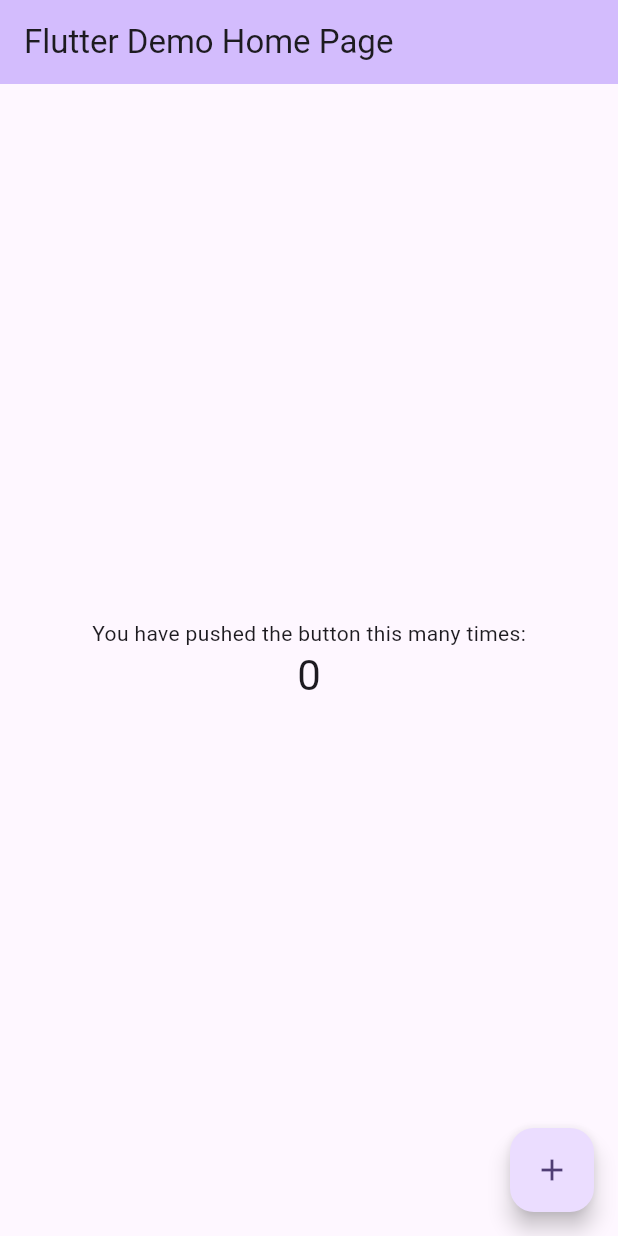
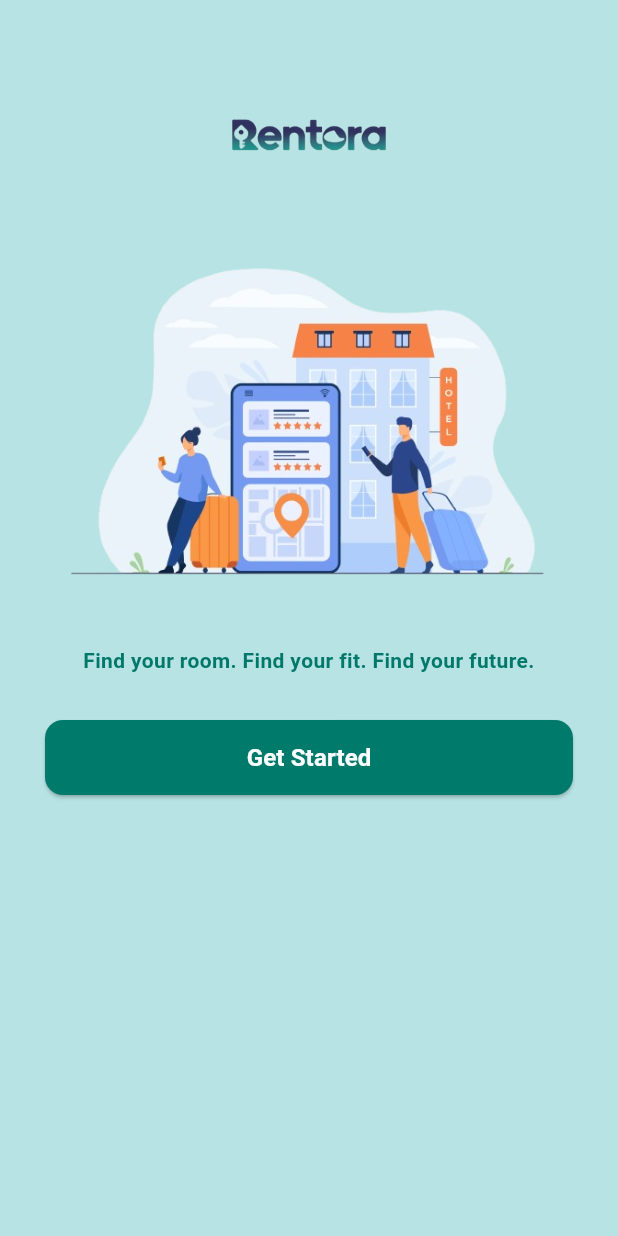
Before and after one commit to manasvistha/rentora, a Flutter app: the screen it shows after launch, on a phone screen of 412 x 824 dp. Run offline on Flutter 3.47's test engine with Material 3 defaults, Android fonts, the phone set to English and light mode, and no system bars.

Commit message:
landing page

```diff
--- /dev/null
+++ b/lib/app.dart
@@ -0,0 +1,14 @@
+import 'package:flutter/material.dart';
+import 'package:rentora/screens/landing_screen.dart';
+
+class App extends StatelessWidget {
+  const App({super.key});
+
+  @override
+  Widget build(BuildContext context) {
+    return MaterialApp(
+      initialRoute: 'LandingScreen',
+      routes: {'LandingScreen': (context) => LandingScreen()},
+    );
+  }
+}
--- a/lib/main.dart
+++ b/lib/main.dart
@@ -1,122 +1,9 @@
 import 'package:flutter/material.dart';
+import 'package:rentora/app.dart';
 
 void main() {
-  runApp(const MyApp());
+  runApp(
+    App(),
+    //sacffold
+  ); //material app
 }
-
-class MyApp extends StatelessWidget {
-  const MyApp({super.key});
-
-  // This widget is the root of your application.
-  @override
-  Widget build(BuildContext context) {
-    return MaterialApp(
-      title: 'Flutter Demo',
-      theme: ThemeData(
-        // This is the theme of your application.
-        //
-        // TRY THIS: Try running your application with "flutter run". You'll see
-        // the application has a purple toolbar. Then, without quitting the app,
-        // try changing the seedColor in the colorScheme below to Colors.green
-        // and then invoke "hot reload" (save your changes or press the "hot
-        // reload" button in a Flutter-supported IDE, or press "r" if you used
-        // the command line to start the app).
-        //
-        // Notice that the counter didn't reset back to zero; the application
-        // state is not lost during the reload. To reset the state, use hot
-        // restart instead.
-        //
-        // This works for code too, not just values: Most code changes can be
-        // tested with just a hot reload.
-        colorScheme: ColorScheme.fromSeed(seedColor: Colors.deepPurple),
-      ),
-      home: const MyHomePage(title: 'Flutter Demo Home Page'),
-    );
-  }
-}
-
-class MyHomePage extends StatefulWidget {
-  const MyHomePage({super.key, required this.title});
-
-  // This widget is the home page of your application. It is stateful, meaning
-  // that it has a State object (defined below) that contains fields that affect
-  // how it looks.
-
-  // This class is the configuration for the state. It holds the values (in this
-  // case the title) provided by the parent (in this case the App widget) and
-  // used by the build method of the State. Fields in a Widget subclass are
-  // always marked "final".
-
-  final String title;
-
-  @override
-  State<MyHomePage> createState() => _MyHomePageState();
-}
-
-class _MyHomePageState extends State<MyHomePage> {
-  int _counter = 0;
-
-  void _incrementCounter() {
-    setState(() {
-      // This call to setState tells the Flutter framework that something has
-      // changed in this State, which causes it to rerun the build method below
-      // so that the display can reflect the updated values. If we changed
-      // _counter without calling setState(), then the build method would not be
-      // called again, and so nothing would appear to happen.
-      _counter++;
-    });
-  }
-
-  @override
-  Widget build(BuildContext context) {
-    // This method is rerun every time setState is called, for instance as done
-    // by the _incrementCounter method above.
-    //
-    // The Flutter framework has been optimized to make rerunning build methods
-    // fast, so that you can just rebuild anything that needs updating rather
-    // than having to individually change instances of widgets.
-    return Scaffold(
-      appBar: AppBar(
-        // TRY THIS: Try changing the color here to a specific color (to
-        // Colors.amber, perhaps?) and trigger a hot reload to see the AppBar
-        // change color while the other colors stay the same.
-        backgroundColor: Theme.of(context).colorScheme.inversePrimary,
-        // Here we take the value from the MyHomePage object that was created by
-        // the App.build method, and use it to set our appbar title.
-        title: Text(widget.title),
-      ),
-      body: Center(
-        // Center is a layout widget. It takes a single child and positions it
-        // in the middle of the parent.
-        child: Column(
-          // Column is also a layout widget. It takes a list of children and
-          // arranges them vertically. By default, it sizes itself to fit its
-          // children horizontally, and tries to be as tall as its parent.
-          //
-          // Column has various properties to control how it sizes itself and
-          // how it positions its children. Here we use mainAxisAlignment to
-          // center the children vertically; the main axis here is the vertical
-          // axis because Columns are vertical (the cross axis would be
-          // horizontal).
-          //
-          // TRY THIS: Invoke "debug painting" (choose the "Toggle Debug Paint"
-          // action in the IDE, or press "p" in the console), to see the
-          // wireframe for each widget.
-          mainAxisAlignment: MainAxisAlignment.center,
-          children: <Widget>[
-            const Text('You have pushed the button this many times:'),
-            Text(
-              '$_counter',
-              style: Theme.of(context).textTheme.headlineMedium,
-            ),
-          ],
-        ),
-      ),
-      floatingActionButton: FloatingActionButton(
-        onPressed: _incrementCounter,
-        tooltip: 'Increment',
-        child: const Icon(Icons.add),
-      ), // This trailing comma makes auto-formatting nicer for build methods.
-    );
-  }
-}
--- /dev/null
+++ b/lib/screens/landing_screen.dart
@@ -0,0 +1,70 @@
+import 'package:flutter/material.dart';
+
+class LandingScreen extends StatelessWidget {
+  const LandingScreen({super.key});
+
+  @override
+  Widget build(BuildContext context) {
+    return Scaffold(
+      backgroundColor: const Color(
+        0xFFB7E3E4,
+      ), // light background like your design
+      body: SafeArea(
+        child: Column(
+          mainAxisAlignment: MainAxisAlignment.start,
+          children: [
+            const SizedBox(height: 40),
+            Image.asset("assets/images/Logo.png", height: 100),
+
+            const SizedBox(height: 20),
+            Image.asset(
+              "assets/images/illustration.png",
+              height: 250,
+              fit: BoxFit.contain,
+            ),
+
+            const SizedBox(height: 20),
+            Padding(
+              padding: const EdgeInsets.symmetric(horizontal: 20),
+              child: Text(
+                "Find your room. Find your fit. Find your future.",
+                textAlign: TextAlign.center,
+                style: TextStyle(
+                  fontSize: 14,
+                  color: Colors.teal.shade700,
+                  fontWeight: FontWeight.w600,
+                ),
+              ),
+            ),
+
+            const SizedBox(height: 30),
+            Padding(
+              padding: const EdgeInsets.symmetric(horizontal: 30),
+              child: SizedBox(
+                width: double.infinity,
+                height: 50,
+                child: ElevatedButton(
+                  onPressed: () {},
+                  style: ElevatedButton.styleFrom(
+                    backgroundColor: const Color(0xFF007A6B),
+                    shape: RoundedRectangleBorder(
+                      borderRadius: BorderRadius.circular(12),
+                    ),
+                  ),
+                  child: const Text(
+                    "Get Started",
+                    style: TextStyle(
+                      fontSize: 16,
+                      color: Colors.white,
+                      fontWeight: FontWeight.w600,
+                    ),
+                  ),
+                ),
+              ),
+            ),
+          ],
+        ),
+      ),
+    );
+  }
+}
--- a/pubspec.yaml
+++ b/pubspec.yaml
@@ -58,9 +58,9 @@ flutter:
   uses-material-design: true
 
   # To add assets to your application, add an assets section, like this:
-  # assets:
-  #   - images/a_dot_burr.jpeg
-  #   - images/a_dot_ham.jpeg
+  assets:
+    - assets/icons/
+    - assets/images/
 
   # An image asset can refer to one or more resolution-specific "variants", see
   # https://flutter.dev/to/resolution-aware-images
```
Also changed, not shown: assets/images/Logo.png (added), assets/images/illustration.png (added), 1 other file.
